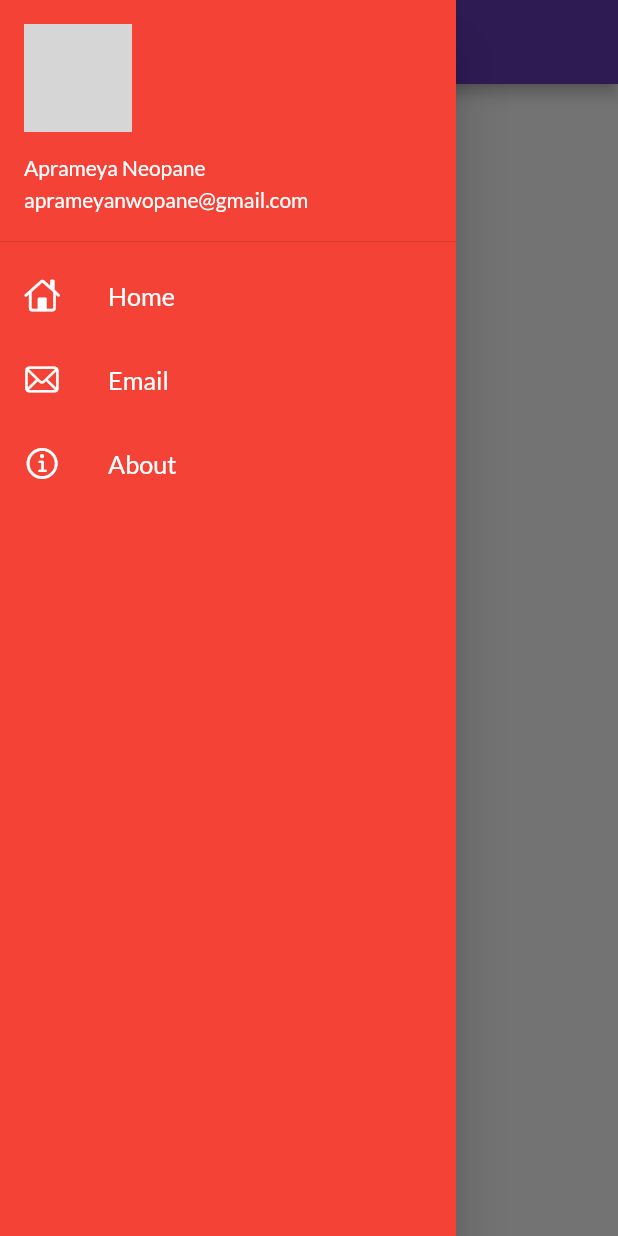
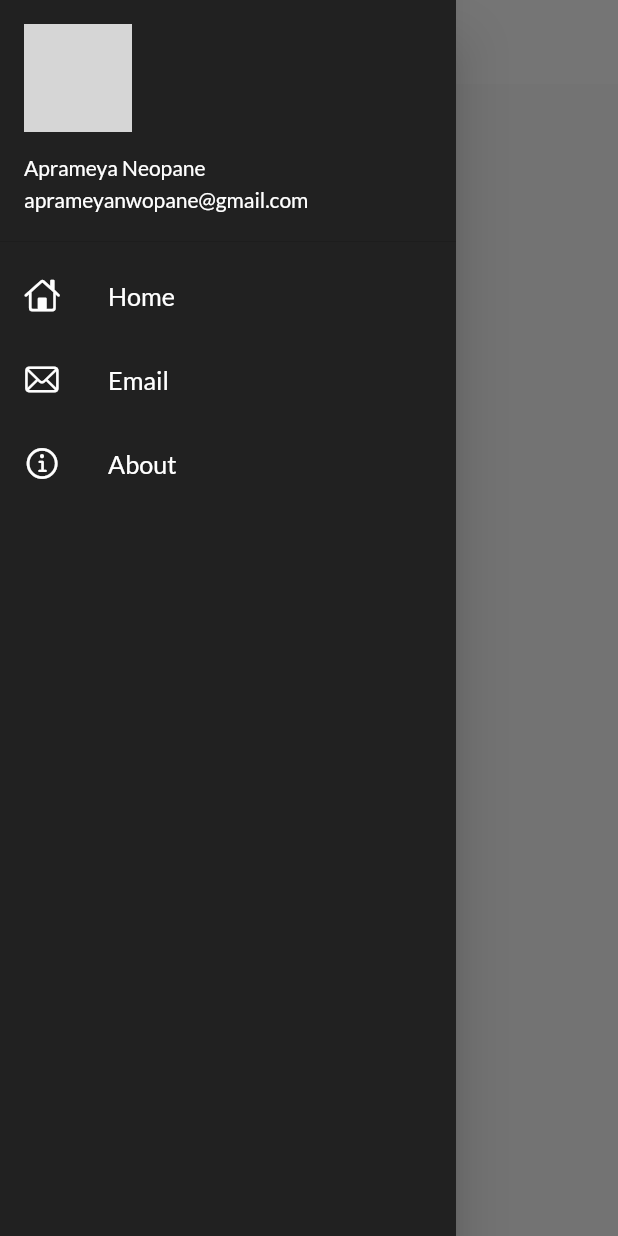
Before and after one commit to aprameya200/learningFlutter, a Flutter app: the screen it shows after launch, with the side drawer open, on a phone screen of 412 x 824 dp. Run offline on Flutter 3.47's test engine with Material 2 defaults, Android fonts, the phone set to English and light mode, and no system bars; our stand-ins replace google_fonts; network calls fail; grey boxes are pictures that could not be loaded.

Commit message:
themes were added

```diff
--- a/lib/main.dart
+++ b/lib/main.dart
@@ -3,6 +3,7 @@ import 'package:flutter/material.dart';
 import 'package:learningdart/pages/home_page.dart';
 import 'package:learningdart/pages/login_page.dart';
 import 'package:learningdart/utils/routes.dart';
+import 'package:learningdart/widgets/themes.dart';
 
 void main() {
   runApp(const MyApp());
@@ -25,9 +26,11 @@ class MyApp extends StatelessWidget {
       //home: homePage.build(context), set below from route
       themeMode: ThemeMode.dark,
       theme: ThemeData(
-          primarySwatch: Colors.deepPurple,
-          fontFamily: GoogleFonts.lato()
-              .fontFamily), //setting primary forn from google fonts
+        primarySwatch: Colors.deepPurple,
+        fontFamily: GoogleFonts.lato().fontFamily,
+        appBarTheme: MyThemes()
+            .currentTheme(), //themse from anotehr class called using method of that class
+      ), //setting primary forn from google fonts
       //initialRoute: "/", //opens initial route instead of specified routes below
       routes: {
         //routes like laravel
--- a/lib/pages/home_page.dart
+++ b/lib/pages/home_page.dart
@@ -7,7 +7,9 @@ class HomePage extends StatelessWidget {
     return Scaffold(
         //has head , body and footer
         appBar: AppBar(
-          title: Text("Catologue App"),
+          title: Text(
+            "Catolog App",
+          ),
         ),
         body: Center(
             //main body of app
--- a/lib/widgets/drawer.dart
+++ b/lib/widgets/drawer.dart
@@ -9,8 +9,10 @@ class MyDrawer extends StatelessWidget {
     final imageURL =
         "https://images.hitpaw.com/topics/video-tips/cute-anime-3.jpg";
 
+    Color? grey = Colors.grey[900];
+
     return Drawer(
-      backgroundColor: Colors.red,
+      backgroundColor: grey,
       child: ListView(
         //adding stuff into drawer
         children: [
@@ -20,7 +22,7 @@ class MyDrawer extends StatelessWidget {
               padding: EdgeInsets.zero,
               child: UserAccountsDrawerHeader(
                 margin: EdgeInsets.zero,
-                decoration: BoxDecoration(color: Colors.red),
+                decoration: BoxDecoration(color: grey),
                 currentAccountPicture:
                     CircleAvatar(backgroundImage: NetworkImage(imageURL)),
                 accountName: Text("Aprameya Neopane"),
--- /dev/null
+++ b/lib/widgets/themes.dart
@@ -0,0 +1,16 @@
+import 'package:flutter/material.dart';
+import 'package:google_fonts/google_fonts.dart';
+
+class MyThemes {
+  AppBarTheme currentTheme() {
+    return AppBarTheme(
+        backgroundColor: Colors.white,
+        elevation: 0.0,
+        iconTheme: IconThemeData(color: Colors.black),
+        titleTextStyle: TextStyle(
+          color: Colors.black,
+          fontSize: 20,
+          fontFamily: GoogleFonts.lato().fontFamily,
+        ));
+  }
+}
```
